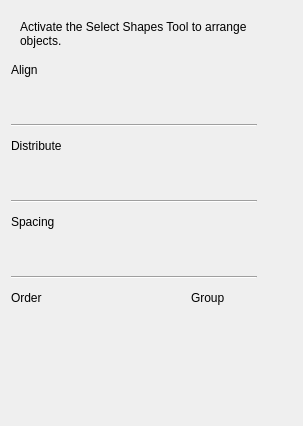
Qt form plugins/dockers/arrangedocker/arrange_docker_widget.ui (KDE/krita) before a commit.
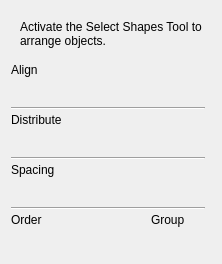
The same form after that commit.

Commit message: fix icons and buttons sizes and ui layout of Arrange docker

Patch:
```diff
--- a/plugins/dockers/arrangedocker/arrange_docker_widget.ui
+++ b/plugins/dockers/arrangedocker/arrange_docker_widget.ui
@@ -10,10 +10,16 @@
    <rect>
     <x>0</x>
     <y>0</y>
-    <width>303</width>
-    <height>426</height>
+    <width>222</width>
+    <height>264</height>
    </rect>
   </property>
+  <property name="sizePolicy">
+   <sizepolicy hsizetype="Preferred" vsizetype="Preferred">
+    <horstretch>0</horstretch>
+    <verstretch>0</verstretch>
+   </sizepolicy>
+  </property>
   <layout class="QVBoxLayout" name="verticalLayout">
    <item>
     <widget class="QFrame" name="disabledLabel">
@@ -37,10 +43,10 @@
      </layout>
     </widget>
    </item>
-   <item>
+   <item alignment="Qt::AlignLeft|Qt::AlignTop">
     <widget class="QFrame" name="buttons">
      <property name="sizePolicy">
-      <sizepolicy hsizetype="Expanding" vsizetype="Expanding">
+      <sizepolicy hsizetype="Fixed" vsizetype="Fixed">
        <horstretch>0</horstretch>
        <verstretch>0</verstretch>
       </sizepolicy>
@@ -66,8 +72,20 @@
       </property>
       <item>
        <layout class="QGridLayout" name="gridLayout" columnstretch="0,0,0,0,0,0,0">
+        <property name="sizeConstraint">
+         <enum>QLayout::SetFixedSize</enum>
+        </property>
+        <property name="spacing">
+         <number>2</number>
+        </property>
         <item row="0" column="0" colspan="7">
          <widget class="QLabel" name="label_3">
+          <property name="sizePolicy">
+           <sizepolicy hsizetype="Fixed" vsizetype="Fixed">
+            <horstretch>0</horstretch>
+            <verstretch>0</verstretch>
+           </sizepolicy>
+          </property>
           <property name="text">
            <string>Align</string>
           </property>
@@ -78,6 +96,12 @@
         </item>
         <item row="11" column="5">
          <widget class="QToolButton" name="group">
+          <property name="minimumSize">
+           <size>
+            <width>26</width>
+            <height>26</height>
+           </size>
+          </property>
           <property name="focusPolicy">
            <enum>Qt::NoFocus</enum>
           </property>
@@ -86,8 +110,8 @@
           </property>
           <property name="iconSize">
            <size>
-            <width>22</width>
-            <height>22</height>
+            <width>16</width>
+            <height>16</height>
            </size>
           </property>
           <property name="autoRaise">
@@ -97,6 +121,12 @@
         </item>
         <item row="5" column="2">
          <widget class="QToolButton" name="hDistributeRight">
+          <property name="minimumSize">
+           <size>
+            <width>26</width>
+            <height>26</height>
+           </size>
+          </property>
           <property name="focusPolicy">
            <enum>Qt::NoFocus</enum>
           </property>
@@ -105,8 +135,8 @@
           </property>
           <property name="iconSize">
            <size>
-            <width>22</width>
-            <height>22</height>
+            <width>16</width>
+            <height>16</height>
            </size>
           </property>
           <property name="autoRaise">
@@ -116,6 +146,12 @@
         </item>
         <item row="5" column="0">
          <widget class="QToolButton" name="hDistributeLeft">
+          <property name="minimumSize">
+           <size>
+            <width>26</width>
+            <height>26</height>
+           </size>
+          </property>
           <property name="focusPolicy">
            <enum>Qt::NoFocus</enum>
           </property>
@@ -124,8 +160,8 @@
           </property>
           <property name="iconSize">
            <size>
-            <width>22</width>
-            <height>22</height>
+            <width>16</width>
+            <height>16</height>
            </size>
           </property>
           <property name="autoRaise">
@@ -135,6 +171,12 @@
         </item>
         <item row="5" column="4">
          <widget class="QToolButton" name="vDistributeTop">
+          <property name="minimumSize">
+           <size>
+            <width>26</width>
+            <height>26</height>
+           </size>
+          </property>
           <property name="focusPolicy">
            <enum>Qt::NoFocus</enum>
           </property>
@@ -143,8 +185,8 @@
           </property>
           <property name="iconSize">
            <size>
-            <width>22</width>
-            <height>22</height>
+            <width>16</width>
+            <height>16</height>
            </size>
           </property>
           <property name="autoRaise">
@@ -154,6 +196,12 @@
         </item>
         <item row="5" column="1">
          <widget class="QToolButton" name="hDistributeCenter">
+          <property name="minimumSize">
+           <size>
+            <width>26</width>
+            <height>26</height>
+           </size>
+          </property>
           <property name="focusPolicy">
            <enum>Qt::NoFocus</enum>
           </property>
@@ -162,8 +210,8 @@
           </property>
           <property name="iconSize">
            <size>
-            <width>22</width>
-            <height>22</height>
+            <width>16</width>
+            <height>16</height>
            </size>
           </property>
           <property name="autoRaise">
@@ -173,6 +221,12 @@
         </item>
         <item row="10" column="0" colspan="4">
          <widget class="QLabel" name="label_5">
+          <property name="sizePolicy">
+           <sizepolicy hsizetype="Fixed" vsizetype="Fixed">
+            <horstretch>0</horstretch>
+            <verstretch>0</verstretch>
+           </sizepolicy>
+          </property>
           <property name="text">
            <string>Order</string>
           </property>
@@ -183,6 +237,12 @@
         </item>
         <item row="5" column="6">
          <widget class="QToolButton" name="vDistributeBottom">
+          <property name="minimumSize">
+           <size>
+            <width>26</width>
+            <height>26</height>
+           </size>
+          </property>
           <property name="focusPolicy">
            <enum>Qt::NoFocus</enum>
           </property>
@@ -191,8 +251,8 @@
           </property>
           <property name="iconSize">
            <size>
-            <width>22</width>
-            <height>22</height>
+            <width>16</width>
+            <height>16</height>
            </size>
           </property>
           <property name="autoRaise">
@@ -202,6 +262,12 @@
         </item>
         <item row="8" column="1">
          <widget class="QToolButton" name="vDistributeGaps">
+          <property name="minimumSize">
+           <size>
+            <width>26</width>
+            <height>26</height>
+           </size>
+          </property>
           <property name="focusPolicy">
            <enum>Qt::NoFocus</enum>
           </property>
@@ -210,8 +276,8 @@
           </property>
           <property name="iconSize">
            <size>
-            <width>22</width>
-            <height>22</height>
+            <width>16</width>
+            <height>16</height>
            </size>
           </property>
           <property name="autoRaise">
@@ -221,6 +287,12 @@
         </item>
         <item row="8" column="0">
          <widget class="QToolButton" name="hDistributeGaps">
+          <property name="minimumSize">
+           <size>
+            <width>26</width>
+            <height>26</height>
+           </size>
+          </property>
           <property name="focusPolicy">
            <enum>Qt::NoFocus</enum>
           </property>
@@ -229,8 +301,8 @@
           </property>
           <property name="iconSize">
            <size>
-            <width>22</width>
-            <height>22</height>
+            <width>16</width>
+            <height>16</height>
            </size>
           </property>
           <property name="autoRaise">
@@ -240,6 +312,12 @@
         </item>
         <item row="7" column="0" colspan="7">
          <widget class="QLabel" name="label_4">
+          <property name="sizePolicy">
+           <sizepolicy hsizetype="Fixed" vsizetype="Fixed">
+            <horstretch>0</horstretch>
+            <verstretch>0</verstretch>
+           </sizepolicy>
+          </property>
           <property name="text">
            <string>Spacing</string>
           </property>
@@ -250,6 +328,12 @@
         </item>
         <item row="10" column="5" colspan="2">
          <widget class="QLabel" name="label_6">
+          <property name="sizePolicy">
+           <sizepolicy hsizetype="Fixed" vsizetype="Fixed">
+            <horstretch>0</horstretch>
+            <verstretch>0</verstretch>
+           </sizepolicy>
+          </property>
           <property name="text">
            <string>Group</string>
           </property>
@@ -260,6 +344,12 @@
         </item>
         <item row="1" column="2">
          <widget class="QToolButton" name="rightAlign">
+          <property name="minimumSize">
+           <size>
+            <width>26</width>
+            <height>26</height>
+           </size>
+          </property>
           <property name="focusPolicy">
            <enum>Qt::NoFocus</enum>
           </property>
@@ -268,8 +358,8 @@
           </property>
           <property name="iconSize">
            <size>
-            <width>22</width>
-            <height>22</height>
+            <width>16</width>
+            <height>16</height>
            </size>
           </property>
           <property name="autoRaise">
@@ -279,6 +369,12 @@
         </item>
         <item row="11" column="1">
          <widget class="QToolButton" name="raiseLevel">
+          <property name="minimumSize">
+           <size>
+            <width>26</width>
+            <height>26</height>
+           </size>
+          </property>
           <property name="focusPolicy">
            <enum>Qt::NoFocus</enum>
           </property>
@@ -287,8 +383,8 @@
           </property>
           <property name="iconSize">
            <size>
-            <width>22</width>
-            <height>22</height>
+            <width>16</width>
+            <height>16</height>
            </size>
           </property>
           <property name="autoRaise">
@@ -298,6 +394,12 @@
         </item>
         <item row="1" column="6">
          <widget class="QToolButton" name="bottomAlign">
+          <property name="minimumSize">
+           <size>
+            <width>26</width>
+            <height>26</height>
+           </size>
+          </property>
           <property name="focusPolicy">
            <enum>Qt::NoFocus</enum>
           </property>
@@ -306,8 +408,8 @@
           </property>
           <property name="iconSize">
            <size>
-            <width>22</width>
-            <height>22</height>
+            <width>16</width>
+            <height>16</height>
            </size>
           </property>
           <property name="autoRaise">
@@ -317,6 +419,12 @@
         </item>
         <item row="5" column="5">
          <widget class="QToolButton" name="vDistributeCenter">
+          <property name="minimumSize">
+           <size>
+            <width>26</width>
+            <height>26</height>
+           </size>
+          </property>
           <property name="focusPolicy">
            <enum>Qt::NoFocus</enum>
           </property>
@@ -325,8 +433,8 @@
           </property>
           <property name="iconSize">
            <size>
-            <width>22</width>
-            <height>22</height>
+            <width>16</width>
+            <height>16</height>
            </size>
           </property>
           <property name="autoRaise">
@@ -336,6 +444,12 @@
         </item>
         <item row="1" column="5">
          <widget class="QToolButton" name="vCenterAlign">
+          <property name="minimumSize">
+           <size>
+            <width>26</width>
+            <height>26</height>
+           </size>
+          </property>
           <property name="focusPolicy">
            <enum>Qt::NoFocus</enum>
           </property>
@@ -344,8 +458,8 @@
           </property>
           <property name="iconSize">
            <size>
-            <width>22</width>
-            <height>22</height>
+            <width>16</width>
+            <height>16</height>
            </size>
           </property>
           <property name="autoRaise">
@@ -355,6 +469,12 @@
         </item>
         <item row="1" column="4">
          <widget class="QToolButton" name="topAlign">
+          <property name="minimumSize">
+           <size>
+            <width>26</width>
+            <height>26</height>
+           </size>
+          </property>
           <property name="focusPolicy">
            <enum>Qt::NoFocus</enum>
           </property>
@@ -363,8 +483,8 @@
           </property>
           <property name="iconSize">
            <size>
-            <width>22</width>
-            <height>22</height>
+            <width>16</width>
+            <height>16</height>
            </size>
           </property>
           <property name="autoRaise">
@@ -374,6 +494,12 @@
         </item>
         <item row="11" column="3">
          <widget class="QToolButton" name="sendBack">
+          <property name="minimumSize">
+           <size>
+            <width>26</width>
+            <height>26</height>
+           </size>
+          </property>
           <property name="focusPolicy">
            <enum>Qt::NoFocus</enum>
           </property>
@@ -382,8 +508,8 @@
           </property>
           <property name="iconSize">
            <size>
-            <width>22</width>
-            <height>22</height>
+            <width>16</width>
+            <height>16</height>
            </size>
           </property>
           <property name="autoRaise">
@@ -393,6 +519,12 @@
         </item>
         <item row="11" column="2">
          <widget class="QToolButton" name="lowerLevel">
+          <property name="minimumSize">
+           <size>
+            <width>26</width>
+            <height>26</height>
+           </size>
+          </property>
           <property name="focusPolicy">
            <enum>Qt::NoFocus</enum>
           </property>
@@ -401,8 +533,8 @@
           </property>
           <property name="iconSize">
            <size>
-            <width>22</width>
-            <height>22</height>
+            <width>16</width>
+            <height>16</height>
            </size>
           </property>
           <property name="autoRaise">
@@ -412,6 +544,12 @@
         </item>
         <item row="1" column="0">
          <widget class="QToolButton" name="leftAlign">
+          <property name="minimumSize">
+           <size>
+            <width>26</width>
+            <height>26</height>
+           </size>
+          </property>
           <property name="focusPolicy">
            <enum>Qt::NoFocus</enum>
           </property>
@@ -420,8 +558,8 @@
           </property>
           <property name="iconSize">
            <size>
-            <width>22</width>
-            <height>22</height>
+            <width>16</width>
+            <height>16</height>
            </size>
           </property>
           <property name="autoRaise">
@@ -431,6 +569,12 @@
         </item>
         <item row="11" column="0">
          <widget class="QToolButton" name="bringToFront">
+          <property name="minimumSize">
+           <size>
+            <width>26</width>
+            <height>26</height>
+           </size>
+          </property>
           <property name="focusPolicy">
            <enum>Qt::NoFocus</enum>
           </property>
@@ -439,8 +583,8 @@
           </property>
           <property name="iconSize">
            <size>
-            <width>22</width>
-            <height>22</height>
+            <width>16</width>
+            <height>16</height>
            </size>
           </property>
           <property name="autoRaise">
@@ -450,6 +594,12 @@
         </item>
         <item row="1" column="1">
          <widget class="QToolButton" name="hCenterAlign">
+          <property name="minimumSize">
+           <size>
+            <width>26</width>
+            <height>26</height>
+           </size>
+          </property>
           <property name="focusPolicy">
            <enum>Qt::NoFocus</enum>
           </property>
@@ -458,8 +608,8 @@
           </property>
           <property name="iconSize">
            <size>
-            <width>22</width>
-            <height>22</height>
+            <width>16</width>
+            <height>16</height>
            </size>
           </property>
           <property name="autoRaise">
@@ -469,6 +619,12 @@
         </item>
         <item row="11" column="6">
          <widget class="QToolButton" name="ungroup">
+          <property name="minimumSize">
+           <size>
+            <width>26</width>
+            <height>26</height>
+           </size>
+          </property>
           <property name="focusPolicy">
            <enum>Qt::NoFocus</enum>
           </property>
@@ -477,8 +633,8 @@
           </property>
           <property name="iconSize">
            <size>
-            <width>22</width>
-            <height>22</height>
+            <width>16</width>
+            <height>16</height>
            </size>
           </property>
           <property name="autoRaise">
@@ -488,6 +644,12 @@
         </item>
         <item row="3" column="0" colspan="7">
          <widget class="QLabel" name="label_2">
+          <property name="sizePolicy">
+           <sizepolicy hsizetype="Fixed" vsizetype="Fixed">
+            <horstretch>0</horstretch>
+            <verstretch>0</verstretch>
+           </sizepolicy>
+          </property>
           <property name="text">
            <string>Distribute</string>
           </property>
@@ -501,7 +663,7 @@
           <property name="minimumSize">
            <size>
             <width>0</width>
-            <height>15</height>
+            <height>5</height>
            </size>
           </property>
           <property name="orientation">
@@ -514,7 +676,7 @@
           <property name="minimumSize">
            <size>
             <width>0</width>
-            <height>15</height>
+            <height>5</height>
            </size>
           </property>
           <property name="orientation">
@@ -527,7 +689,7 @@
           <property name="minimumSize">
            <size>
             <width>0</width>
-            <height>15</height>
+            <height>5</height>
            </size>
           </property>
           <property name="orientation">
@@ -537,35 +699,9 @@
         </item>
        </layout>
       </item>
-      <item>
-       <spacer name="horizontalSpacer">
-        <property name="orientation">
-         <enum>Qt::Horizontal</enum>
-        </property>
-        <property name="sizeHint" stdset="0">
-         <size>
-          <width>40</width>
-          <height>20</height>
-         </size>
-        </property>
-       </spacer>
-      </item>
      </layout>
     </widget>
    </item>
-   <item>
-    <spacer name="verticalSpacer">
-     <property name="orientation">
-      <enum>Qt::Vertical</enum>
-     </property>
-     <property name="sizeHint" stdset="0">
-      <size>
-       <width>20</width>
-       <height>40</height>
-      </size>
-     </property>
-    </spacer>
-   </item>
   </layout>
  </widget>
  <resources/>
```
